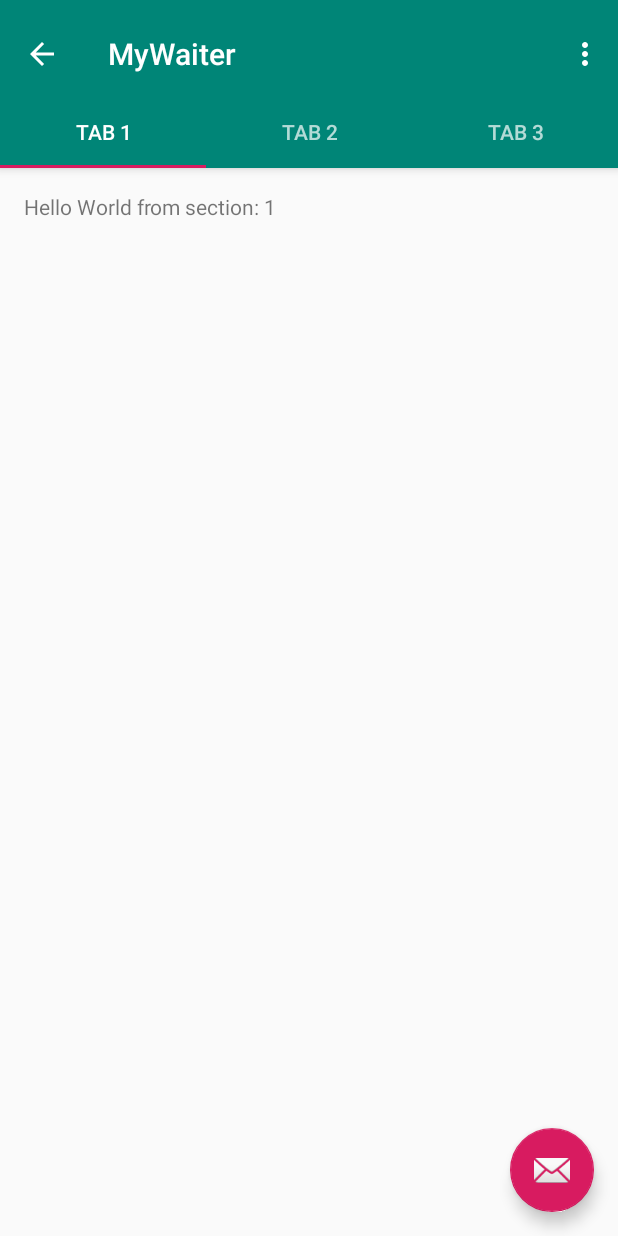
After one commit to VictorJuez/MyWaiter, an Android app: the CartaActivity screen opened directly, with no data from a screen before it, on a phone screen of 412 x 824 dp. The commit adds this screen. Run offline under Robolectric (Android 15) with nearby library versions, the phone set to English and light mode, and no system bars.

Commit message:
CartaActivity created

```diff
--- a/app/src/main/AndroidManifest.xml
+++ b/app/src/main/AndroidManifest.xml
@@ -23,7 +23,11 @@
             android:name=".RestaurantActivityCollapsable"
             android:label="@string/title_activity_restaurant"
             android:theme="@style/AppTheme" />
-        <activity android:name=".RestaurantActivity"></activity>
+        <activity android:name=".RestaurantActivity" />
+        <activity
+            android:name=".CartaActivity"
+            android:label="@string/title_activity_carta"
+            android:theme="@style/AppTheme"></activity>
     </application>
 
 </manifest>
--- /dev/null
+++ b/app/src/main/java/com/example/victorjuez/mywaiter/CartaActivity.java
@@ -0,0 +1,164 @@
+package com.example.victorjuez.mywaiter;
+
+import android.content.Intent;
+import android.support.design.widget.TabLayout;
+import android.support.design.widget.FloatingActionButton;
+import android.support.design.widget.Snackbar;
+import android.support.v7.app.AppCompatActivity;
+import android.support.v7.widget.Toolbar;
+
+import android.support.v4.app.Fragment;
+import android.support.v4.app.FragmentManager;
+import android.support.v4.app.FragmentPagerAdapter;
+import android.support.v4.view.ViewPager;
+import android.os.Bundle;
+import android.view.LayoutInflater;
+import android.view.Menu;
+import android.view.MenuItem;
+import android.view.View;
+import android.view.ViewGroup;
+
+import android.widget.Button;
+import android.widget.TextView;
+
+public class CartaActivity extends AppCompatActivity {
+
+    /**
+     * The {@link android.support.v4.view.PagerAdapter} that will provide
+     * fragments for each of the sections. We use a
+     * {@link FragmentPagerAdapter} derivative, which will keep every
+     * loaded fragment in memory. If this becomes too memory intensive, it
+     * may be best to switch to a
+     * {@link android.support.v4.app.FragmentStatePagerAdapter}.
+     */
+    private SectionsPagerAdapter mSectionsPagerAdapter;
+
+    private Button toolbar;
+
+    /**
+     * The {@link ViewPager} that will host the section contents.
+     */
+    private ViewPager mViewPager;
+
+    @Override
+    protected void onCreate(Bundle savedInstanceState) {
+        super.onCreate(savedInstanceState);
+        setContentView(R.layout.activity_carta);
+
+        Toolbar toolbar = (Toolbar) findViewById(R.id.toolbar);
+        setSupportActionBar(toolbar);
+        // Create the adapter that will return a fragment for each of the three
+        // primary sections of the activity.
+        mSectionsPagerAdapter = new SectionsPagerAdapter(getSupportFragmentManager());
+
+        // Set up the ViewPager with the sections adapter.
+        mViewPager = (ViewPager) findViewById(R.id.container);
+        mViewPager.setAdapter(mSectionsPagerAdapter);
+
+        TabLayout tabLayout = (TabLayout) findViewById(R.id.tabs);
+
+        mViewPager.addOnPageChangeListener(new TabLayout.TabLayoutOnPageChangeListener(tabLayout));
+        tabLayout.addOnTabSelectedListener(new TabLayout.ViewPagerOnTabSelectedListener(mViewPager));
+
+        FloatingActionButton fab = (FloatingActionButton) findViewById(R.id.fab);
+        fab.setOnClickListener(new View.OnClickListener() {
+            @Override
+            public void onClick(View view) {
+                Snackbar.make(view, "Replace with your own action", Snackbar.LENGTH_LONG)
+                        .setAction("Action", null).show();
+            }
+        });
+
+        toolbar.setNavigationIcon(R.drawable.ic_arrow_back_black_24dp);
+
+        toolbar.setNavigationOnClickListener(new View.OnClickListener() {
+            @Override
+            public void onClick(View v) {
+                startActivity(new Intent(getApplicationContext(),RestaurantActivity.class));
+            }
+        });
+
+    }
+
+
+    @Override
+    public boolean onCreateOptionsMenu(Menu menu) {
+        // Inflate the menu; this adds items to the action bar if it is present.
+        getMenuInflater().inflate(R.menu.menu_carta, menu);
+        return true;
+    }
+
+    @Override
+    public boolean onOptionsItemSelected(MenuItem item) {
+        // Handle action bar item clicks here. The action bar will
+        // automatically handle clicks on the Home/Up button, so long
+        // as you specify a parent activity in AndroidManifest.xml.
+        int id = item.getItemId();
+
+        //noinspection SimplifiableIfStatement
+        if (id == R.id.action_settings) {
+            return true;
+        }
+
+        return super.onOptionsItemSelected(item);
+    }
+
+    /**
+     * A placeholder fragment containing a simple view.
+     */
+    public static class PlaceholderFragment extends Fragment {
+        /**
+         * The fragment argument representing the section number for this
+         * fragment.
+         */
+        private static final String ARG_SECTION_NUMBER = "section_number";
+
+        public PlaceholderFragment() {
+        }
+
+        /**
+         * Returns a new instance of this fragment for the given section
+         * number.
+         */
+        public static PlaceholderFragment newInstance(int sectionNumber) {
+            PlaceholderFragment fragment = new PlaceholderFragment();
+            Bundle args = new Bundle();
+            args.putInt(ARG_SECTION_NUMBER, sectionNumber);
+            fragment.setArguments(args);
+            return fragment;
+        }
+
+        @Override
+        public View onCreateView(LayoutInflater inflater, ViewGroup container,
+                                 Bundle savedInstanceState) {
+            View rootView = inflater.inflate(R.layout.fragment_carta, container, false);
+            TextView textView = (TextView) rootView.findViewById(R.id.section_label);
+            textView.setText(getString(R.string.section_format, getArguments().getInt(ARG_SECTION_NUMBER)));
+            return rootView;
+        }
+    }
+
+    /**
+     * A {@link FragmentPagerAdapter} that returns a fragment corresponding to
+     * one of the sections/tabs/pages.
+     */
+    public class SectionsPagerAdapter extends FragmentPagerAdapter {
+
+        public SectionsPagerAdapter(FragmentManager fm) {
+            super(fm);
+        }
+
+        @Override
+        public Fragment getItem(int position) {
+            // getItem is called to instantiate the fragment for the given page.
+            // Return a PlaceholderFragment (defined as a static inner class below).
+            return PlaceholderFragment.newInstance(position + 1);
+        }
+
+        @Override
+        public int getCount() {
+            // Show 3 total pages.
+            return 3;
+        }
+    }
+}
--- a/app/src/main/java/com/example/victorjuez/mywaiter/RestaurantActivity.java
+++ b/app/src/main/java/com/example/victorjuez/mywaiter/RestaurantActivity.java
@@ -1,13 +1,28 @@
 package com.example.victorjuez.mywaiter;
 
+import android.content.Intent;
 import android.support.v7.app.AppCompatActivity;
 import android.os.Bundle;
+import android.view.View;
+import android.widget.Button;
 
 public class RestaurantActivity extends AppCompatActivity {
+
+    private Button verCartaButton;
 
     @Override
     protected void onCreate(Bundle savedInstanceState) {
         super.onCreate(savedInstanceState);
         setContentView(R.layout.activity_restaurant);
+
+        verCartaButton = findViewById(R.id.verCartaButton);
+
+        verCartaButton.setOnClickListener(new View.OnClickListener() {
+            @Override
+            public void onClick(View v) {
+                Intent intent = new Intent(RestaurantActivity.this, CartaActivity.class);
+                startActivity(intent);
+            }
+        });
     }
 }
--- /dev/null
+++ b/app/src/main/res/layout/activity_carta.xml
@@ -0,0 +1,70 @@
+<?xml version="1.0" encoding="utf-8"?>
+<android.support.design.widget.CoordinatorLayout xmlns:android="http://schemas.android.com/apk/res/android"
+    xmlns:app="http://schemas.android.com/apk/res-auto"
+    xmlns:tools="http://schemas.android.com/tools"
+    android:id="@+id/main_content"
+    android:layout_width="match_parent"
+    android:layout_height="match_parent"
+    android:fitsSystemWindows="true"
+    tools:context=".CartaActivity">
+
+    <android.support.design.widget.AppBarLayout
+        android:id="@+id/appbar"
+        android:layout_width="match_parent"
+        android:layout_height="wrap_content"
+        android:paddingTop="@dimen/appbar_padding_top"
+        android:theme="@style/AppTheme.AppBarOverlay">
+
+        <android.support.v7.widget.Toolbar
+            android:id="@+id/toolbar"
+            android:layout_width="match_parent"
+            android:layout_height="?attr/actionBarSize"
+            android:layout_weight="1"
+            android:background="?attr/colorPrimary"
+            app:layout_scrollFlags="scroll|enterAlways"
+            app:popupTheme="@style/AppTheme.PopupOverlay"
+            app:title="@string/app_name">
+
+        </android.support.v7.widget.Toolbar>
+
+        <android.support.design.widget.TabLayout
+            android:id="@+id/tabs"
+            android:layout_width="match_parent"
+            android:layout_height="wrap_content">
+
+            <android.support.design.widget.TabItem
+                android:id="@+id/tabItem"
+                android:layout_width="wrap_content"
+                android:layout_height="wrap_content"
+                android:text="@string/tab_text_1" />
+
+            <android.support.design.widget.TabItem
+                android:id="@+id/tabItem2"
+                android:layout_width="wrap_content"
+                android:layout_height="wrap_content"
+                android:text="@string/tab_text_2" />
+
+            <android.support.design.widget.TabItem
+                android:id="@+id/tabItem3"
+                android:layout_width="wrap_content"
+                android:layout_height="wrap_content"
+                android:text="@string/tab_text_3" />
+
+        </android.support.design.widget.TabLayout>
+    </android.support.design.widget.AppBarLayout>
+
+    <android.support.v4.view.ViewPager
+        android:id="@+id/container"
+        android:layout_width="match_parent"
+        android:layout_height="match_parent"
+        app:layout_behavior="@string/appbar_scrolling_view_behavior" />
+
+    <android.support.design.widget.FloatingActionButton
+        android:id="@+id/fab"
+        android:layout_width="wrap_content"
+        android:layout_height="wrap_content"
+        android:layout_gravity="end|bottom"
+        android:layout_margin="@dimen/fab_margin"
+        app:srcCompat="@android:drawable/ic_dialog_email" />
+
+</android.support.design.widget.CoordinatorLayout>
--- a/app/src/main/res/layout/activity_restaurant.xml
+++ b/app/src/main/res/layout/activity_restaurant.xml
@@ -100,6 +100,7 @@
             android:text="@string/restaurant_description" />
 
         <Button
+            android:id="@+id/verCartaButton"
             android:layout_width="match_parent"
             android:layout_height="50dp"
             style="@style/AppTheme.RoundedCornerMaterialButton"
--- /dev/null
+++ b/app/src/main/res/layout/fragment_carta.xml
@@ -0,0 +1,23 @@
+<?xml version="1.0" encoding="utf-8"?>
+<android.support.constraint.ConstraintLayout xmlns:android="http://schemas.android.com/apk/res/android"
+    xmlns:app="http://schemas.android.com/apk/res-auto"
+    xmlns:tools="http://schemas.android.com/tools"
+    android:id="@+id/constraintLayout"
+    android:layout_width="match_parent"
+    android:layout_height="match_parent"
+    tools:context=".CartaActivity$PlaceholderFragment">
+
+    <TextView
+        android:id="@+id/section_label"
+        android:layout_width="wrap_content"
+        android:layout_height="wrap_content"
+        android:layout_marginStart="@dimen/activity_horizontal_margin"
+        android:layout_marginTop="@dimen/activity_vertical_margin"
+        android:layout_marginEnd="@dimen/activity_horizontal_margin"
+        android:layout_marginBottom="@dimen/activity_vertical_margin"
+        app:layout_constraintLeft_toLeftOf="parent"
+        app:layout_constraintTop_toTopOf="@+id/constraintLayout"
+        tools:layout_constraintLeft_creator="1"
+        tools:layout_constraintTop_creator="1" />
+
+</android.support.constraint.ConstraintLayout>
--- /dev/null
+++ b/app/src/main/res/menu/menu_carta.xml
@@ -0,0 +1,10 @@
+<menu xmlns:android="http://schemas.android.com/apk/res/android"
+    xmlns:app="http://schemas.android.com/apk/res-auto"
+    xmlns:tools="http://schemas.android.com/tools"
+    tools:context="com.example.victorjuez.mywaiter.CartaActivity">
+    <item
+        android:id="@+id/action_settings"
+        android:orderInCategory="100"
+        android:title="@string/action_settings"
+        app:showAsAction="never" />
+</menu>
--- /dev/null
+++ b/app/src/main/res/values-w820dp/dimens.xml
@@ -0,0 +1,6 @@
+<resources>
+    <!-- Example customization of dimensions originally defined in res/values/dimens.xml
+         (such as screen margins) for screens with more than 820dp of available width. This
+         would include 7" and 10" devices in landscape (~960dp and ~1280dp respectively). -->
+    <dimen name="activity_horizontal_margin">64dp</dimen>
+</resources>
--- a/app/src/main/res/values/dimens.xml
+++ b/app/src/main/res/values/dimens.xml
@@ -5,4 +5,5 @@
     <dimen name="app_bar_height">180dp</dimen>
     <dimen name="fab_margin">16dp</dimen>
     <dimen name="text_margin">16dp</dimen>
+    <dimen name="appbar_padding_top">8dp</dimen>
 </resources>
--- a/app/src/main/res/values/strings.xml
+++ b/app/src/main/res/values/strings.xml
@@ -97,4 +97,9 @@
     </string>
     <string name="action_settings">Settings</string>
     <string name="restaurant_description">L’excel.lència en un platet, els sentits en una copa de vi, la sorpresa en un delicat postre, el plaer de ser mimat, el teu temps, el teu record, a partir d’avui, el teu restaurant.</string>
+    <string name="title_activity_carta">CartaActivity</string>
+    <string name="tab_text_1">Tab 1</string>
+    <string name="tab_text_2">Tab 2</string>
+    <string name="tab_text_3">Tab 3</string>
+    <string name="section_format">Hello World from section: %1$d</string>
 </resources>
```
